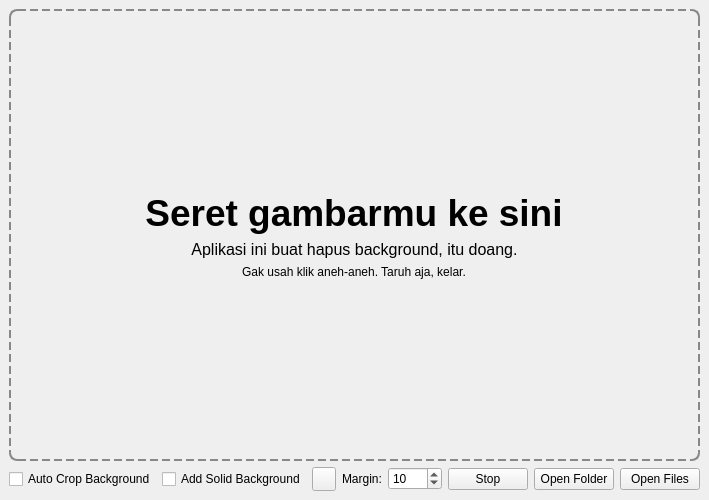
Old version of the form APP/gui/main_window.ui in the repository mudrikam/Keong-MAS.
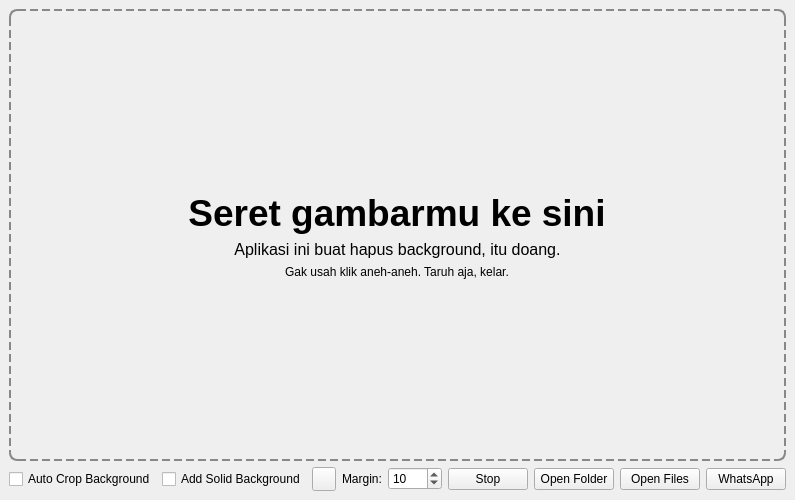
New version of the form.

Commit message: feat: Add WhatsApp button with icon and functionality to open group link

```diff
--- a/APP/gui/main_window.ui
+++ b/APP/gui/main_window.ui
@@ -227,6 +227,13 @@
         </property>
        </widget>
       </item>
+      <item>
+       <widget class="QPushButton" name="whatsappButton">
+        <property name="text">
+         <string>WhatsApp</string>
+        </property>
+       </widget>
+      </item>
      </layout>
     </item>
    </layout>
```
The commit also changes 1 other file.
